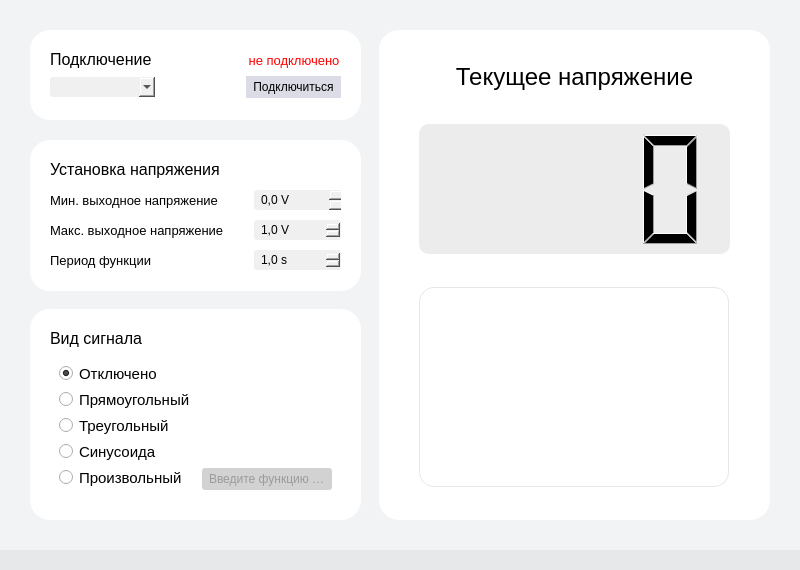
EgorkA82/Signalerator, file app/mainwindow.ui: the form before one commit.
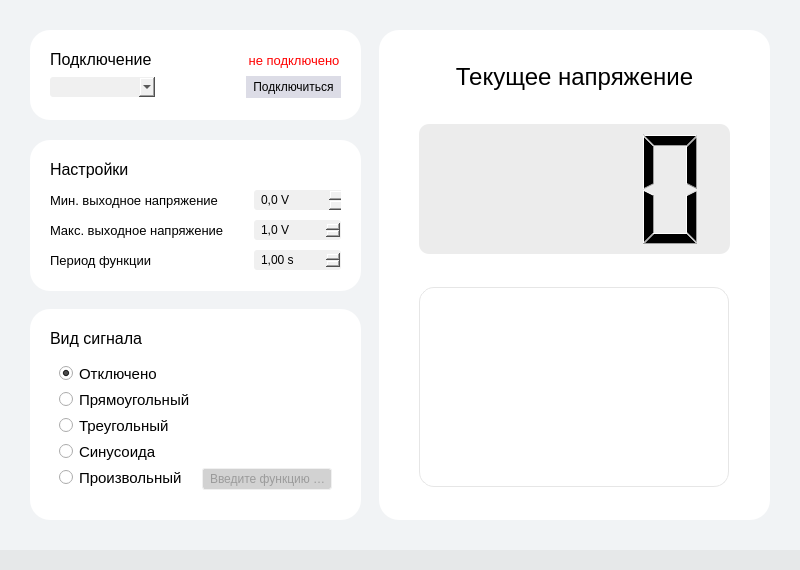
The form after the commit. Custom widgets are drawn as their Qt base class.

Patch:
```diff
--- a/app/mainwindow.ui
+++ b/app/mainwindow.ui
@@ -312,18 +312,30 @@
            </size>
           </property>
           <property name="styleSheet">
-           <string notr="true">QLineEdit {
+           <string notr="true">* {
 	padding: 0;
 	background-color: rgb(240, 240, 240);
 	color: rgb(100, 100, 100);
 	border-radius: 3px;
 	padding-left: 5px;
+    border: 1px solid rgb(240, 240, 240);
 }
 
-QLineEdit:read-only {
+*[verified=&quot;true&quot;] {
+	border-color: green;
+}
+
+*[verified=&quot;false&quot;] {
+	border-color: red;
+}
+
+*:read-only {
 	background-color: rgb(210, 210, 210);
 }</string>
           </property>
+          <property name="text">
+           <string/>
+          </property>
           <property name="maxLength">
            <number>16</number>
           </property>
@@ -379,7 +391,7 @@
      </item>
     </layout>
    </widget>
-   <widget class="QWidget" name="voltageWidget" native="true">
+   <widget class="QWidget" name="settingsWidget" native="true">
     <property name="geometry">
      <rect>
       <x>30</x>
@@ -432,12 +444,12 @@
         <string notr="true">padding: 0;</string>
        </property>
        <property name="text">
-        <string>Установка напряжения</string>
+        <string>Настройки</string>
        </property>
       </widget>
      </item>
      <item>
-      <widget class="QWidget" name="settingsWidget" native="true">
+      <widget class="QWidget" name="settingsForm" native="true">
        <property name="styleSheet">
         <string notr="true">padding: 0;</string>
        </property>
@@ -624,10 +636,10 @@
            <string> s</string>
           </property>
           <property name="decimals">
-           <number>1</number>
+           <number>2</number>
           </property>
           <property name="minimum">
-           <double>0.100000000000000</double>
+           <double>0.010000000000000</double>
           </property>
           <property name="maximum">
            <double>60.000000000000000</double>
```
Left out of the diff: 19 changed lines with no effect on the pictures.
